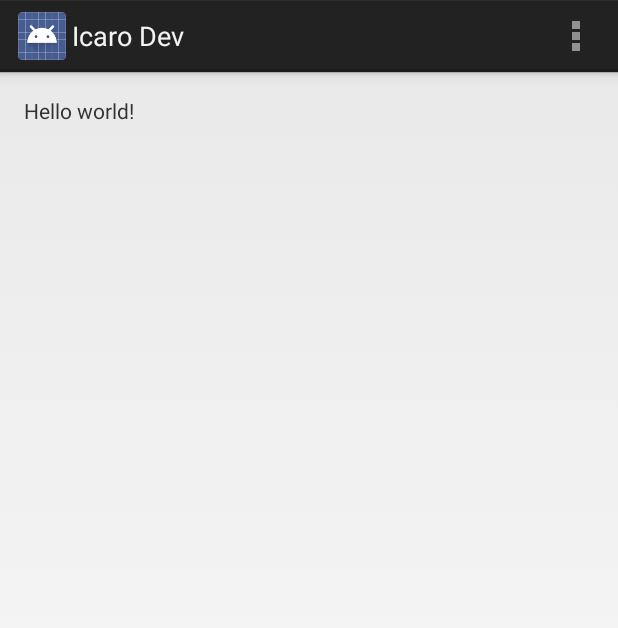
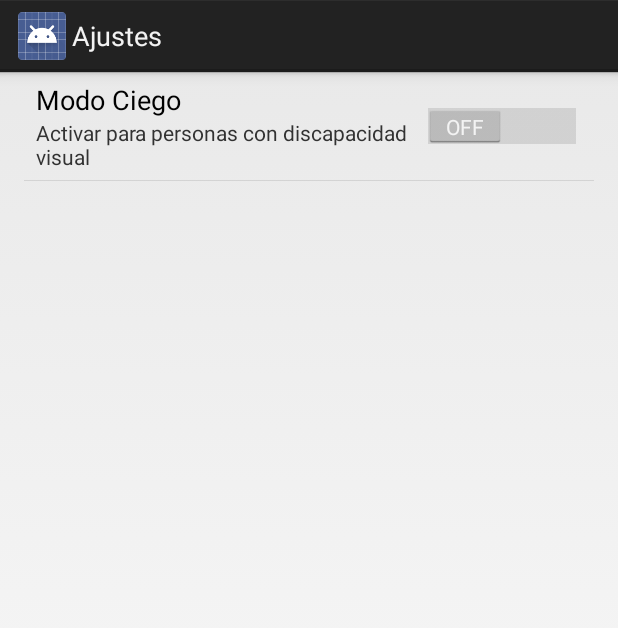
Before and after one commit to movibe/Icaro-Android-Studio, an Android app: the screen it shows after launch (MainActivity before the commit, ManejoPreferencias after it), in the options menu, after a tap on "Ajustes", on a phone screen of 412 x 824 dp. Shown: the top 628 px of the screen. Run offline under Robolectric (Android 15) with nearby library versions, the light colour scheme and no system bars.

Commit message:
Implementado Ajustes de aplicacion Base para dialogo Acerca de

```diff
--- a/Icaro/src/main/AndroidManifest.xml
+++ b/Icaro/src/main/AndroidManifest.xml
@@ -22,6 +22,9 @@
                 <category android:name="android.intent.category.LAUNCHER" />
             </intent-filter>
         </activity>
+        <activity
+                android:name="m.zapata.icaro.ManejoPreferencias">
+        </activity>
     </application>
 
 </manifest>
--- /dev/null
+++ b/Icaro/src/main/java/m/zapata/icaro/Dialogo_AcercaDe.java
@@ -0,0 +1,9 @@
+package m.zapata.icaro;
+
+/**
+ * Created by miguelo on 07-08-13.
+ */
+public class Dialogo_AcercaDe {
+
+
+}
--- a/Icaro/src/main/java/m/zapata/icaro/MainActivity.java
+++ b/Icaro/src/main/java/m/zapata/icaro/MainActivity.java
@@ -1,8 +1,10 @@
 package m.zapata.icaro;
 
+import android.app.Activity;
+import android.content.Intent;
 import android.os.Bundle;
-import android.app.Activity;
 import android.view.Menu;
+import android.view.MenuItem;
 
 public class MainActivity extends Activity {
 
@@ -20,4 +22,19 @@ public class MainActivity extends Activity {
         return true;
     }
 
+    @Override
+    public boolean onOptionsItemSelected(MenuItem item) {
+        switch (item.getItemId()) {
+            case R.id.action_settings:
+                Intent intent = new Intent();
+                intent.setClass(MainActivity.this, ManejoPreferencias.class);
+                startActivityForResult(intent, 0);
+                return true;
+
+            case R.id.acerca_de:
+                /* TODO: establecer mensaje "Acerca de" */
+                return true;
+        }
+        return (super.onOptionsItemSelected(item));
+    }
 }
--- /dev/null
+++ b/Icaro/src/main/java/m/zapata/icaro/ManejoPreferencias.java
@@ -0,0 +1,39 @@
+package m.zapata.icaro;
+
+import android.content.SharedPreferences;
+import android.os.Bundle;
+import android.preference.PreferenceActivity;
+import android.preference.PreferenceManager;
+
+/**
+ * Created by miguelo on 07-08-13.
+ */
+public class ManejoPreferencias extends PreferenceActivity implements SharedPreferences.OnSharedPreferenceChangeListener {
+
+    @Override
+    protected void onCreate(Bundle savedInstanceState) {
+        super.onCreate(savedInstanceState);
+        getFragmentManager().beginTransaction().replace(android.R.id.content, new Preferencias()).commit();
+        PreferenceManager.getDefaultSharedPreferences(this).registerOnSharedPreferenceChangeListener(this);
+    }
+
+    @Override
+    public void onSharedPreferenceChanged(SharedPreferences sharedPreferences, String key) {
+        //if ( key.equals("ModoCiego") ) {
+
+
+        //}
+    }
+
+    @Override
+    protected void onResume() {
+        super.onResume();
+        PreferenceManager.getDefaultSharedPreferences(this).registerOnSharedPreferenceChangeListener(this);
+    }
+
+    @Override
+    protected void onPause() {
+        super.onPause();
+        PreferenceManager.getDefaultSharedPreferences(this).unregisterOnSharedPreferenceChangeListener(this);
+    }
+}
--- /dev/null
+++ b/Icaro/src/main/java/m/zapata/icaro/Preferencias.java
@@ -0,0 +1,17 @@
+package m.zapata.icaro;
+
+import android.os.Bundle;
+import android.preference.PreferenceFragment;
+
+/**
+ * Created by miguelo on 07-08-13.
+ */
+public class Preferencias extends PreferenceFragment {
+
+    @Override
+    public void onCreate(Bundle savedInstanceState) {
+        super.onCreate(savedInstanceState);
+        addPreferencesFromResource(R.xml.ajustes_aplicacion);
+        this.getActivity().getActionBar().setTitle(R.string.action_settings);
+    }
+}
--- a/Icaro/src/main/res/menu/main.xml
+++ b/Icaro/src/main/res/menu/main.xml
@@ -3,4 +3,10 @@
         android:title="@string/action_settings"
         android:orderInCategory="100"
         android:showAsAction="never" />
+
+    <item
+            android:id="@+id/acerca_de"
+            android:title="@string/acerca_de"
+            android:orderInCategory="101"
+            android:showAsAction="never"/>
 </menu>
--- a/Icaro/src/main/res/values/strings.xml
+++ b/Icaro/src/main/res/values/strings.xml
@@ -2,8 +2,15 @@
 <resources>
 
     <string name="app_name">Icaro Dev</string>
+
     <string name="action_settings">Ajustes</string>
+    <string name="acerca_de">Acerca de</string>
+
     <string name="hello_world">Hello world!</string>
+    <string name="modo_ciego">Modo Ciego</string>
+    <string name="ex_modo_ciego">Activar para personas con discapacidad visual</string>
+
+    <string name="aceptar">Aceptar</string>
 
     <string name="version">Version de Desarrollo 00</string>
     <string name="comentario_version">Version para inestable del software, para pruebas de funcionalidades</string>
--- /dev/null
+++ b/Icaro/src/main/res/xml/ajustes_aplicacion.xml
@@ -0,0 +1,11 @@
+<?xml version="1.0" encoding="utf-8"?>
+
+<PreferenceScreen xmlns:android="http://schemas.android.com/apk/res/android">
+
+    <SwitchPreference
+            android:title="@string/modo_ciego"
+            android:key="ModoCiego"
+            android:selectable="true"
+            android:summary="@string/ex_modo_ciego"
+            android:defaultValue="false"/>
+</PreferenceScreen>
```
